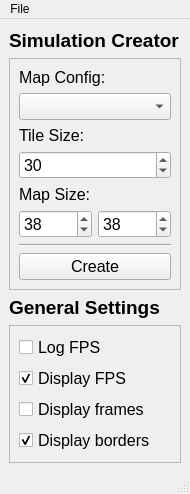
Above: ui/simulation_controller_mainwindow.ui from kpdudek/EvolutionSimulator before the change. Below: the same form after it.
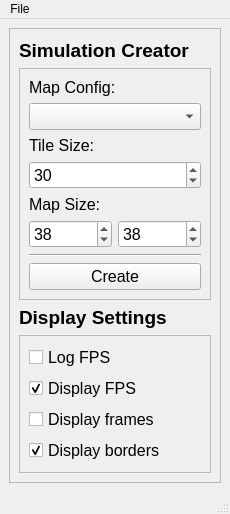
That is the form after the change.

Diff of the .ui file:
```diff
--- a/ui/simulation_controller_mainwindow.ui
+++ b/ui/simulation_controller_mainwindow.ui
@@ -6,8 +6,8 @@
    <rect>
     <x>0</x>
     <y>0</y>
-    <width>190</width>
-    <height>494</height>
+    <width>230</width>
+    <height>514</height>
    </rect>
   </property>
   <property name="windowTitle">
@@ -15,7 +15,16 @@
   </property>
   <widget class="QWidget" name="centralwidget">
    <layout class="QGridLayout" name="gridLayout">
-    <item row="1" column="0">
+    <item row="2" column="0">
+     <widget class="QFrame" name="frame_3">
+      <property name="frameShape">
+       <enum>QFrame::StyledPanel</enum>
+      </property>
+      <property name="frameShadow">
+       <enum>QFrame::Raised</enum>
+      </property>
+      <layout class="QGridLayout" name="gridLayout_4">
+       <item row="3" column="0">
      <widget class="QFrame" name="frame">
       <property name="frameShape">
        <enum>QFrame::StyledPanel</enum>
@@ -24,7 +33,7 @@
        <enum>QFrame::Raised</enum>
       </property>
       <layout class="QGridLayout" name="gridLayout_2">
-       <item row="0" column="0" colspan="2">
+          <item row="1" column="0" colspan="2">
         <widget class="QLabel" name="label">
          <property name="font">
           <font>
@@ -36,7 +45,7 @@
          </property>
         </widget>
        </item>
-       <item row="8" column="0" colspan="2">
+          <item row="11" column="0" colspan="2">
         <widget class="QPushButton" name="create_button">
          <property name="font">
           <font>
@@ -48,7 +57,7 @@
          </property>
         </widget>
        </item>
-       <item row="4" column="0" colspan="2">
+          <item row="5" column="0" colspan="2">
         <widget class="QLabel" name="label_2">
          <property name="font">
           <font>
@@ -60,59 +69,23 @@
          </property>
         </widget>
        </item>
-       <item row="7" column="0" colspan="2">
+          <item row="10" column="0" colspan="2">
         <widget class="Line" name="line">
          <property name="orientation">
           <enum>Qt::Horizontal</enum>
          </property>
         </widget>
        </item>
-       <item row="1" column="0" colspan="2">
-        <widget class="QComboBox" name="map_config_combobox">
-         <property name="font">
-          <font>
-           <pointsize>12</pointsize>
-          </font>
-         </property>
-        </widget>
-       </item>
-       <item row="5" column="0">
-        <widget class="QSpinBox" name="x_map_size_spinbox">
-         <property name="font">
-          <font>
-           <pointsize>12</pointsize>
-          </font>
-         </property>
-         <property name="maximum">
-          <number>500</number>
-         </property>
-         <property name="singleStep">
-          <number>2</number>
-         </property>
-         <property name="value">
-          <number>38</number>
-         </property>
-        </widget>
-       </item>
-       <item row="5" column="1">
-        <widget class="QSpinBox" name="y_map_size_spinbox">
-         <property name="font">
-          <font>
-           <pointsize>12</pointsize>
-          </font>
-         </property>
-         <property name="maximum">
-          <number>500</number>
-         </property>
-         <property name="singleStep">
-          <number>2</number>
-         </property>
-         <property name="value">
-          <number>38</number>
-         </property>
-        </widget>
-       </item>
        <item row="2" column="0" colspan="2">
+           <widget class="QComboBox" name="map_config_combobox">
+            <property name="font">
+             <font>
+              <pointsize>12</pointsize>
+             </font>
+            </property>
+           </widget>
+          </item>
+          <item row="3" column="0" colspan="2">
         <widget class="QLabel" name="label_3">
          <property name="font">
           <font>
@@ -124,7 +97,7 @@
          </property>
         </widget>
        </item>
-       <item row="3" column="0" colspan="2">
+          <item row="4" column="0" colspan="2">
         <widget class="QSpinBox" name="tile_size_spinbox">
          <property name="font">
           <font>
@@ -139,11 +112,47 @@
          </property>
         </widget>
        </item>
+          <item row="6" column="1">
+           <widget class="QSpinBox" name="x_map_size_spinbox">
+            <property name="font">
+             <font>
+              <pointsize>12</pointsize>
+             </font>
+            </property>
+            <property name="maximum">
+             <number>500</number>
+            </property>
+            <property name="singleStep">
+             <number>2</number>
+            </property>
+            <property name="value">
+             <number>38</number>
+            </property>
+           </widget>
+          </item>
+          <item row="6" column="0">
+           <widget class="QSpinBox" name="y_map_size_spinbox">
+            <property name="font">
+             <font>
+              <pointsize>12</pointsize>
+             </font>
+            </property>
+            <property name="maximum">
+             <number>500</number>
+            </property>
+            <property name="singleStep">
+             <number>2</number>
+            </property>
+            <property name="value">
+             <number>38</number>
+            </property>
+           </widget>
+          </item>
       </layout>
      </widget>
     </item>
-    <item row="3" column="0">
-     <widget class="QFrame" name="frame_2">
+       <item row="5" column="0">
+        <widget class="QFrame" name="display_settings_frame">
       <property name="frameShape">
        <enum>QFrame::StyledPanel</enum>
       </property>
@@ -208,7 +217,7 @@
       </layout>
      </widget>
     </item>
-    <item row="0" column="0">
+       <item row="2" column="0">
      <widget class="QLabel" name="label_4">
       <property name="font">
        <font>
@@ -222,7 +231,7 @@
       </property>
      </widget>
     </item>
-    <item row="2" column="0">
+       <item row="4" column="0">
      <widget class="QLabel" name="label_5">
       <property name="font">
        <font>
@@ -232,8 +241,11 @@
        </font>
       </property>
       <property name="text">
-       <string>General Settings</string>
-      </property>
+          <string>Display Settings</string>
+         </property>
+        </widget>
+       </item>
+      </layout>
      </widget>
     </item>
    </layout>
@@ -243,7 +255,7 @@
     <rect>
      <x>0</x>
      <y>0</y>
-     <width>190</width>
+     <width>230</width>
      <height>22</height>
     </rect>
    </property>
```
Left out of the diff: 30 changed lines with no effect on the pictures. Lines whose indentation alone changed are shown as unchanged.
